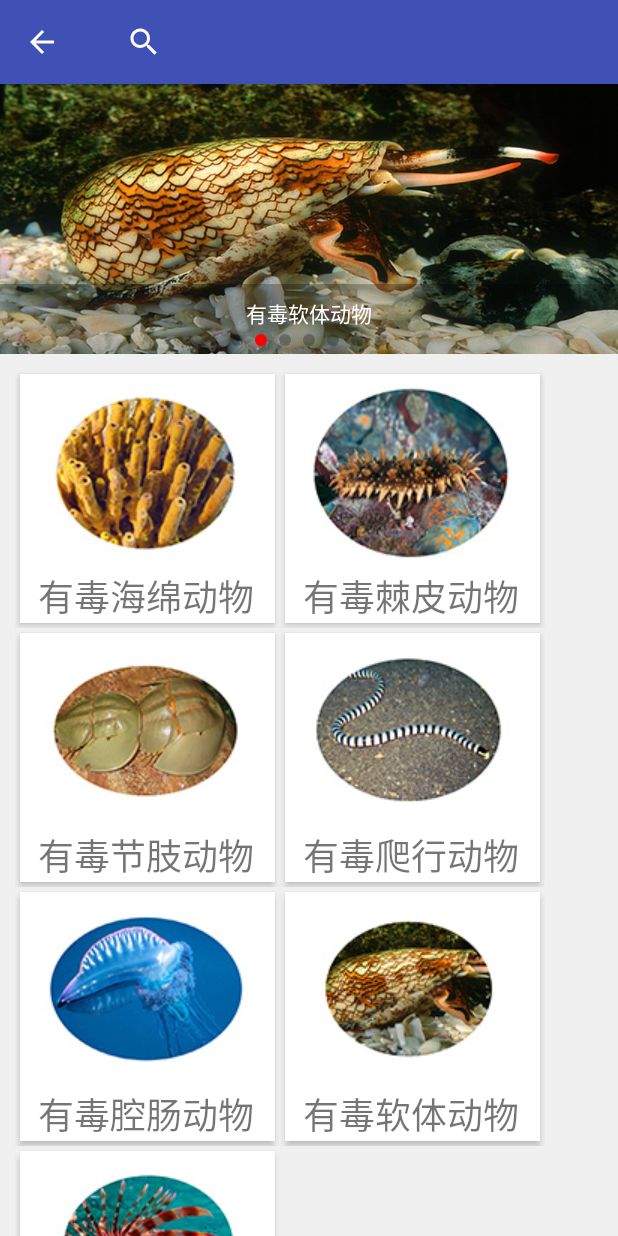
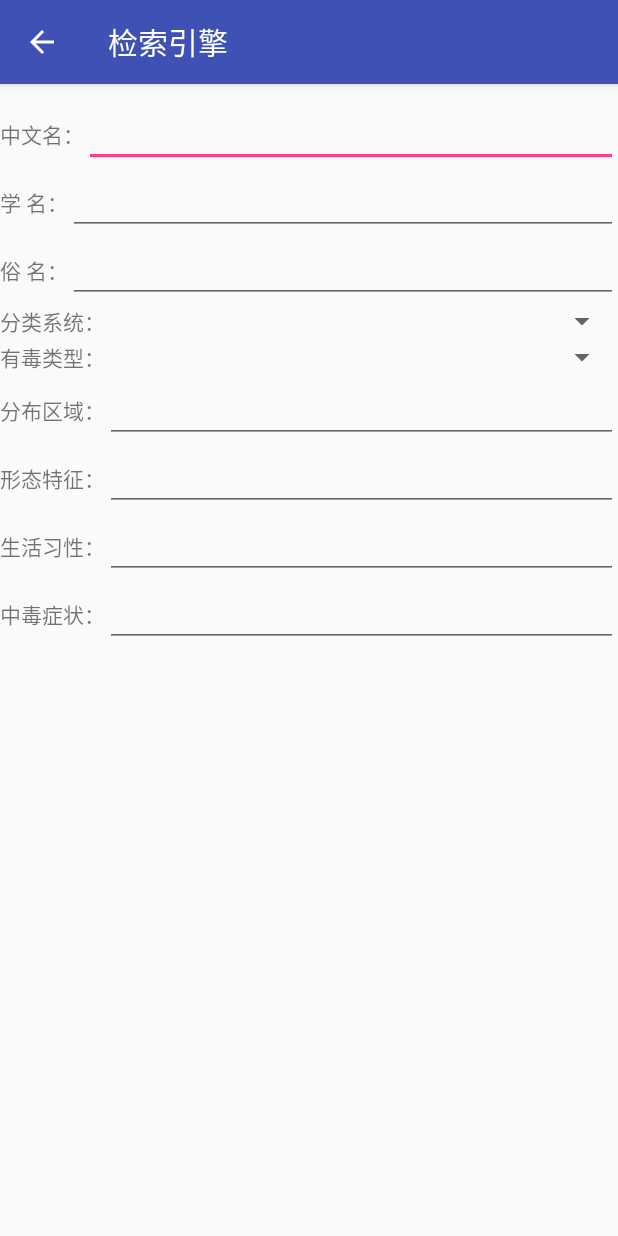
Before and after one commit to wu-leaf/GdouAquaLib, an Android app: the MainActivity screen opened directly, with no data from a screen before it, after a tap on "search", on a phone screen of 412 x 824 dp. Run offline under Robolectric (Android 15) with nearby library versions, the phone set to English and light mode, and no system bars.

Commit message:
搜索页面

```diff
--- a/app/src/main/java/com/gdou/www/gdouaqualib/MainActivity.java
+++ b/app/src/main/java/com/gdou/www/gdouaqualib/MainActivity.java
@@ -40,12 +40,13 @@ import com.gdou.www.gdouaqualib.view.activity.DetailsActivity;
 import com.gdou.www.gdouaqualib.view.activity.EchinodermActivity;
 import com.gdou.www.gdouaqualib.view.activity.FishActivity;
 import com.gdou.www.gdouaqualib.view.activity.RheidActivity;
+import com.gdou.www.gdouaqualib.view.activity.SearchActivity;
 import com.gdou.www.gdouaqualib.view.activity.SettingActivity;
 import com.gdou.www.gdouaqualib.view.activity.UserGuideActivity;
 
 import java.util.ArrayList;
 
-public class MainActivity extends AppCompatActivity implements SearchView.OnQueryTextListener,View.OnTouchListener{
+public class MainActivity extends AppCompatActivity implements View.OnTouchListener{
 
     private LinearLayout layout1,layout2,layout3,layout4,layout5,layout6,layout7;
     private SearchView searchView;
@@ -239,13 +240,13 @@ public class MainActivity extends AppCompatActivity implements SearchView.OnQuer
     public boolean onCreateOptionsMenu(Menu menu) {
         getMenuInflater().inflate(R.menu.menu_main, menu);
 
-        SearchManager searchManager =
+       /* SearchManager searchManager =
                 (SearchManager)getSystemService(Context.SEARCH_SERVICE);
         searchView =
                 (SearchView)menu.findItem(R.id.action_search).getActionView();
         searchView.setSearchableInfo(searchManager
-                .getSearchableInfo(getComponentName()));
-        searchView.setOnQueryTextListener(this);
+                .getSearchableInfo(getComponentName()));*/
+
         return true;
     }
 
@@ -255,11 +256,16 @@ public class MainActivity extends AppCompatActivity implements SearchView.OnQuer
             case android.R.id.home:
                 mDrawerLayout.openDrawer(GravityCompat.START);
                 return true;
+            case R.id.action_search:
+                Intent intent = new Intent(MainActivity.this,SearchActivity.class);
+                intent.putExtra("flag",2);
+                startActivity(intent,ActivityOptions.makeSceneTransitionAnimation(MainActivity.this).toBundle());
+                break;
         }
         return super.onOptionsItemSelected(item);
     }
 
-    @Override
+  /*  @Override
     public boolean onQueryTextSubmit(String query) {
         ToastUtil.show(MainActivity.this,"知道了");
         return false;
@@ -268,7 +274,7 @@ public class MainActivity extends AppCompatActivity implements SearchView.OnQuer
     @Override
     public boolean onQueryTextChange(String newText) {
         return false;
-    }
+    }*/
 
 
     //LinearLayout的touch事件
--- a/app/src/main/java/com/gdou/www/gdouaqualib/view/activity/FishActivity.java
+++ b/app/src/main/java/com/gdou/www/gdouaqualib/view/activity/FishActivity.java
@@ -1,5 +1,6 @@
 package com.gdou.www.gdouaqualib.view.activity;
 
+import android.app.ActivityOptions;
 import android.content.Intent;
 import android.support.v7.app.AppCompatActivity;
 import android.os.Bundle;
@@ -83,7 +84,7 @@ public class FishActivity extends AppCompatActivity implements View.OnTouchListe
                 if (key.contentEquals("duyulei")){
                     Intent intent = new Intent(FishActivity.this,SimpleFishActivity.class);
                     intent.putExtra("flag",1);
-                    startActivity(intent);
+                    startActivity(intent, ActivityOptions.makeSceneTransitionAnimation(FishActivity.this).toBundle());
                 }
                 break;
             case MotionEvent.ACTION_MOVE:
--- /dev/null
+++ b/app/src/main/java/com/gdou/www/gdouaqualib/view/activity/SearchActivity.java
@@ -0,0 +1,51 @@
+package com.gdou.www.gdouaqualib.view.activity;
+
+import android.support.v7.app.AppCompatActivity;
+import android.os.Bundle;
+import android.support.v7.widget.Toolbar;
+import android.transition.Explode;
+import android.transition.Fade;
+import android.transition.Slide;
+import android.view.MenuItem;
+import android.view.Window;
+
+import com.gdou.www.gdouaqualib.R;
+
+public class SearchActivity extends AppCompatActivity {
+
+    @Override
+    protected void onCreate(Bundle savedInstanceState) {
+        super.onCreate(savedInstanceState);
+        getWindow().requestFeature(Window.FEATURE_CONTENT_TRANSITIONS);
+        int flag = getIntent().getExtras().getInt("flag");
+        // 设置不同的动画效果
+        switch (flag) {
+            case 0:
+                getWindow().setEnterTransition(new Explode());
+                break;
+            case 1:
+                getWindow().setEnterTransition(new Slide());
+                break;
+            case 2:
+                getWindow().setEnterTransition(new Fade());
+                getWindow().setExitTransition(new Fade());
+                break;
+            case 3:
+                break;
+        }
+        setContentView(R.layout.activity_search);
+        Toolbar toolbar = (Toolbar) findViewById(R.id.toolbar);
+        toolbar.setTitle("检索引擎");
+        setSupportActionBar(toolbar);
+        getSupportActionBar().setDisplayHomeAsUpEnabled(true);
+    }
+    @Override
+    public boolean onOptionsItemSelected(MenuItem item) {
+        switch (item.getItemId()) {
+            case android.R.id.home:
+                finish();
+                return true;
+        }
+        return super.onOptionsItemSelected(item);
+    }
+}
--- /dev/null
+++ b/app/src/main/res/layout/activity_search.xml
@@ -0,0 +1,28 @@
+<?xml version="1.0" encoding="utf-8"?>
+<android.support.design.widget.CoordinatorLayout
+    xmlns:android="http://schemas.android.com/apk/res/android"
+    xmlns:app="http://schemas.android.com/apk/res-auto"
+    android:layout_width="match_parent"
+    android:layout_height="match_parent"
+    android:fitsSystemWindows="true"
+    android:orientation="vertical"
+    >
+
+    <LinearLayout
+        android:layout_width="match_parent"
+        android:layout_height="wrap_content"
+        android:orientation="vertical">
+        <android.support.design.widget.AppBarLayout
+            android:layout_width="match_parent"
+            android:layout_height="wrap_content"
+            android:theme="@style/AppTheme.AppBarOverlay">
+            <android.support.v7.widget.Toolbar
+                android:id="@+id/toolbar"
+                android:layout_width="match_parent"
+                android:layout_height="?attr/actionBarSize"
+                android:background="?attr/colorPrimary"
+                app:popupTheme="@style/AppTheme.PopupOverlay" />
+        </android.support.design.widget.AppBarLayout>
+        <include layout="@layout/content_searching" />
+    </LinearLayout>
+</android.support.design.widget.CoordinatorLayout>
--- /dev/null
+++ b/app/src/main/res/layout/content_searching.xml
@@ -0,0 +1,127 @@
+<?xml version="1.0" encoding="utf-8"?>
+<LinearLayout xmlns:android="http://schemas.android.com/apk/res/android"
+              android:layout_width="match_parent"
+              android:layout_height="match_parent"
+    android:orientation="vertical">
+    <LinearLayout
+        android:layout_width="match_parent"
+        android:layout_height="wrap_content"
+        android:orientation="horizontal"
+        android:paddingTop="10dp">
+        <TextView
+            android:layout_width="wrap_content"
+            android:layout_height="wrap_content"
+            android:text="中文名："/>
+        <android.support.design.widget.TextInputEditText
+            android:layout_width="match_parent"
+            android:layout_height="wrap_content"
+            android:hint=""/>
+    </LinearLayout>
+    <LinearLayout
+        android:layout_width="match_parent"
+        android:layout_height="wrap_content"
+        android:orientation="horizontal">
+        <TextView
+            android:layout_width="wrap_content"
+            android:layout_height="wrap_content"
+            android:text="学 名："/>
+        <android.support.design.widget.TextInputEditText
+            android:layout_width="match_parent"
+            android:layout_height="wrap_content"
+            android:hint=""/>
+    </LinearLayout>
+    <LinearLayout
+        android:layout_width="match_parent"
+        android:layout_height="wrap_content"
+        android:orientation="horizontal">
+        <TextView
+            android:layout_width="wrap_content"
+            android:layout_height="wrap_content"
+            android:text="俗 名："/>
+        <android.support.design.widget.TextInputEditText
+            android:layout_width="match_parent"
+            android:layout_height="wrap_content"
+            android:hint=""/>
+    </LinearLayout>
+
+    <LinearLayout
+        android:layout_width="match_parent"
+        android:layout_height="wrap_content"
+        android:orientation="horizontal">
+        <TextView
+            android:layout_width="wrap_content"
+            android:layout_height="wrap_content"
+            android:text="分类系统："/>
+        <Spinner
+            android:id="@+id/spinner_feileilist"
+            android:layout_width="match_parent"
+            android:layout_height="wrap_content"
+            android:entries="@array/fenlei"></Spinner>
+    </LinearLayout>
+    <LinearLayout
+        android:layout_width="match_parent"
+        android:layout_height="wrap_content"
+        android:orientation="horizontal">
+        <TextView
+            android:layout_width="wrap_content"
+            android:layout_height="wrap_content"
+            android:text="有毒类型："/>
+        <Spinner
+            android:id="@+id/spinner_leixinglist"
+            android:layout_width="match_parent"
+            android:layout_height="wrap_content"
+            android:entries="@array/leixing"></Spinner>
+    </LinearLayout>
+    <LinearLayout
+        android:layout_width="match_parent"
+        android:layout_height="wrap_content"
+        android:orientation="horizontal">
+        <TextView
+            android:layout_width="wrap_content"
+            android:layout_height="wrap_content"
+            android:text="分布区域："/>
+        <android.support.design.widget.TextInputEditText
+            android:layout_width="match_parent"
+            android:layout_height="wrap_content"
+            android:hint=""/>
+    </LinearLayout>
+    <LinearLayout
+        android:layout_width="match_parent"
+        android:layout_height="wrap_content"
+        android:orientation="horizontal">
+        <TextView
+            android:layout_width="wrap_content"
+            android:layout_height="wrap_content"
+            android:text="形态特征："/>
+        <android.support.design.widget.TextInputEditText
+            android:layout_width="match_parent"
+            android:layout_height="wrap_content"
+            android:hint=""/>
+    </LinearLayout>
+    <LinearLayout
+        android:layout_width="match_parent"
+        android:layout_height="wrap_content"
+        android:orientation="horizontal">
+        <TextView
+            android:layout_width="wrap_content"
+            android:layout_height="wrap_content"
+            android:text="生活习性："/>
+        <android.support.design.widget.TextInputEditText
+            android:layout_width="match_parent"
+            android:layout_height="wrap_content"
+            android:hint=""/>
+    </LinearLayout>
+    <LinearLayout
+        android:layout_width="match_parent"
+        android:layout_height="wrap_content"
+        android:orientation="horizontal">
+        <TextView
+            android:layout_width="wrap_content"
+            android:layout_height="wrap_content"
+            android:text="中毒症状："/>
+        <android.support.design.widget.TextInputEditText
+            android:layout_width="match_parent"
+            android:layout_height="wrap_content"
+            android:hint=""/>
+    </LinearLayout>
+</LinearLayout>
--- a/app/src/main/res/menu/menu_main.xml
+++ b/app/src/main/res/menu/menu_main.xml
@@ -7,6 +7,6 @@
         android:orderInCategory="100"
         android:title="search"
         android:icon="@drawable/search_1"
-        app:showAsAction="collapseActionView|ifRoom"
-        app:actionViewClass="android.widget.SearchView"/>
+        app:showAsAction="collapseActionView|ifRoom"/>
+        <!--app:actionViewClass="android.widget.SearchView"-->
 </menu>
--- /dev/null
+++ b/app/src/main/res/values/arrays.xml
@@ -0,0 +1,21 @@
+<?xml version="1.0" encoding="utf-8"?>
+<resources>
+    <string-array name="fenlei">
+        <item></item>
+        <item>海洋有毒腔肠动物</item>
+        <item>海洋有毒鱼类</item>
+        <item>海洋有毒爬行类动物</item>
+        <item>海洋有毒节肢动物</item>
+        <item>海洋有毒棘皮动物</item>
+        <item>海洋有毒软体动物</item>
+        <item>海洋有毒海绵动物</item>
+    </string-array>
+    <string-array name="leixing">
+        <item></item>
+        <item>动物1</item>
+        <item>动物2</item>
+        <item>动物3</item>
+        <item>动物4</item>
+        <item>动物5</item>
+    </string-array>
+</resources>
```
Also changed, not shown: app/src/main/AndroidManifest.xml (+5 -2 lines).
